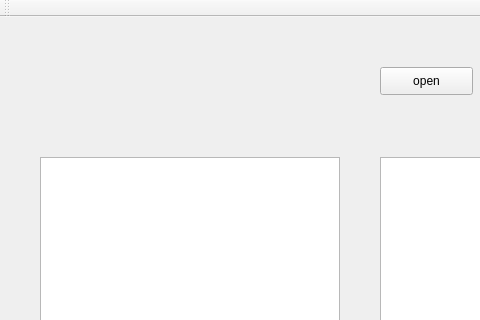
Qt form CalibrationTool/CalibrationTool.ui (Qfccse/CalibrationTool) before a commit; both pictures show x 0 to 480 and y 0 to 320 of the 1080 by 720 pixel window.
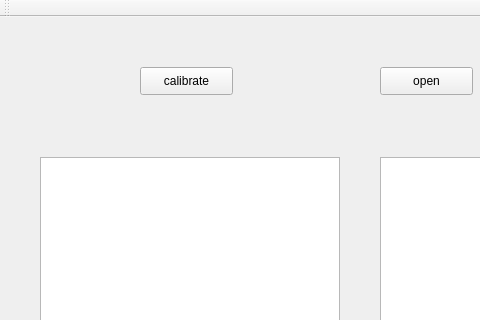
The same form after that commit.

Commit message: add opencv calibration code

```diff
--- a/CalibrationTool/CalibrationTool.ui
+++ b/CalibrationTool/CalibrationTool.ui
@@ -76,6 +76,19 @@
      </rect>
     </property>
    </widget>
+   <widget class="QPushButton" name="calib">
+    <property name="geometry">
+     <rect>
+      <x>140</x>
+      <y>50</y>
+      <width>93</width>
+      <height>28</height>
+     </rect>
+    </property>
+    <property name="text">
+     <string>calibrate</string>
+    </property>
+   </widget>
   </widget>
   <widget class="QMenuBar" name="menuBar">
    <property name="geometry">
```
The commit also changes 6 other files.
